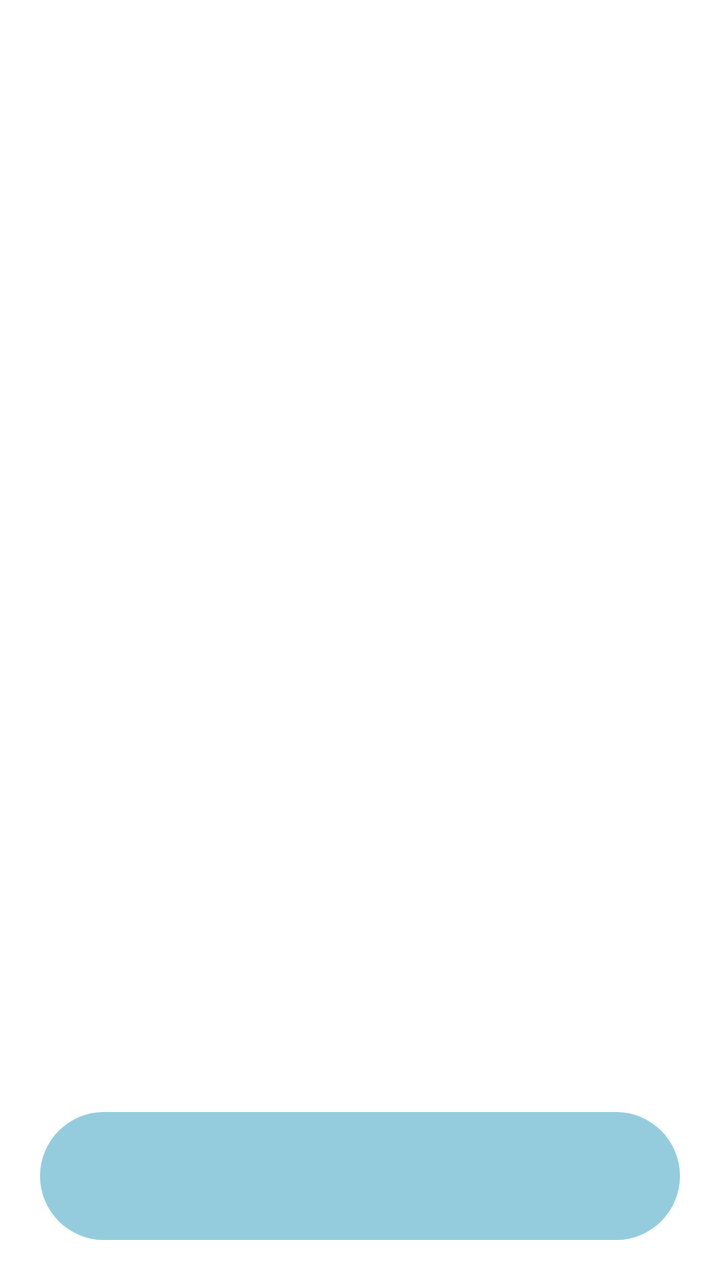
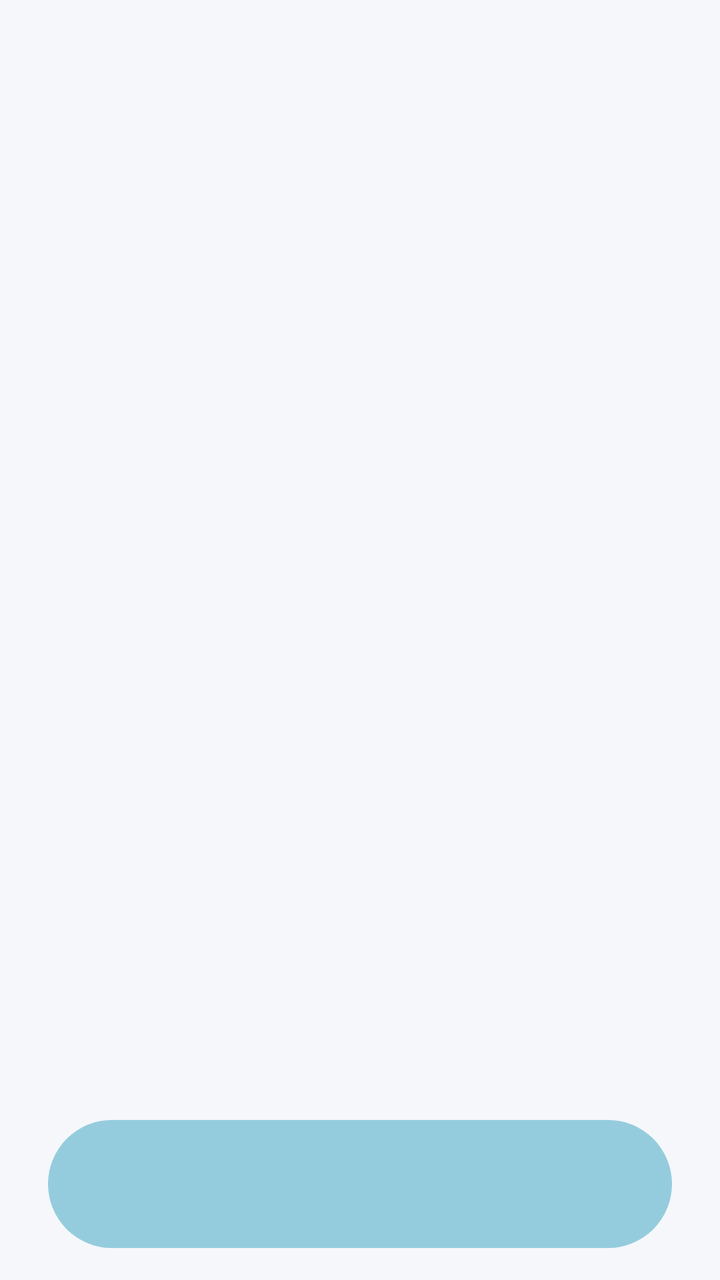

Compare the two renders of this Android layout. The source of the first and the diff that turns it into the second are given below.
<!-- AndroidManifest.xml: application theme Theme.UTSklp3Mobile -->
<!-- res/layout/activity_main.xml -->
<?xml version="1.0" encoding="utf-8"?>
<RelativeLayout xmlns:android="http://schemas.android.com/apk/res/android"
    xmlns:app="http://schemas.android.com/apk/res-auto"
    android:id="@+id/main"
    android:layout_width="match_parent"
    android:layout_height="match_parent"
    android:background="@color/white">

    
    <androidx.viewpager2.widget.ViewPager2
        android:id="@+id/viewPager"
        android:layout_width="match_parent"
        android:layout_height="match_parent"
        android:layout_above="@id/tabLayout" />

    
    <com.google.android.material.tabs.TabLayout
        android:id="@+id/tabLayout"
        android:layout_width="match_parent"
        android:layout_height="64dp"
        android:layout_alignParentBottom="true"
        android:layout_marginHorizontal="20dp"
        android:layout_marginBottom="20dp"
        android:padding="6dp"
        android:background="@drawable/bg_floating_nav"
        app:tabIndicatorHeight="0dp"
        app:tabBackground="@drawable/tab_item_selector"
        app:tabIconTint="@color/tab_icon_tint"
        app:tabGravity="fill"
        app:tabMode="fixed"
        app:tabRippleColor="@null" />

</RelativeLayout>
<!-- resources referenced by this layout -->
<resources>
  <color name="white">#FFFFFF</color>
  <!-- drawable bg_floating_nav (drawable) -->
  <?xml version="1.0" encoding="utf-8"?>
  <shape xmlns:android="http://schemas.android.com/apk/res/android"
      android:shape="rectangle">
      <solid android:color="#95CCDD" />
      <corners android:radius="36dp" />
  </shape>
  <!-- drawable tab_item_selector (drawable) -->
  <?xml version="1.0" encoding="utf-8"?>
  <selector xmlns:android="http://schemas.android.com/apk/res/android">
      <item android:state_selected="true" android:drawable="@drawable/selected_tab_circle" />
      <item android:drawable="@drawable/unselected_tab_circle" />
  </selector>
  <style name="Theme.UTSklp3Mobile" parent="Base.Theme.UTSklp3Mobile" />
  <!-- drawable selected_tab_circle (drawable) -->
  <?xml version="1.0" encoding="utf-8"?>
  <shape xmlns:android="http://schemas.android.com/apk/res/android"
      android:shape="oval">
      <solid android:color="#1A245A" />
  </shape>
  <!-- drawable unselected_tab_circle (drawable) -->
  <?xml version="1.0" encoding="utf-8"?>
  <shape xmlns:android="http://schemas.android.com/apk/res/android"
      android:shape="oval">
      <solid android:color="#20293681" />
  </shape>
  <style name="Base.Theme.UTSklp3Mobile" parent="Theme.Material3.DayNight.NoActionBar">
          
          <item name="colorPrimary">@color/primary</item>
          <item name="colorPrimaryDark">@color/primary_dark</item>
          <item name="colorSecondary">@color/secondary</item>
          <item name="android:statusBarColor">@color/primary</item>
          <item name="android:windowBackground">@color/background</item>
      </style>
  <color name="primary">#293681</color>
  <color name="primary_dark">#1A245A</color>
  <color name="secondary">#4274D9</color>
  <color name="background">#D0E7E6</color>
</resources>

<!-- the commit's change to res/layout/activity_main.xml (unified diff, before → after) -->
@@ -1,33 +1,41 @@
 <?xml version="1.0" encoding="utf-8"?>
-<RelativeLayout xmlns:android="http://schemas.android.com/apk/res/android"
+<androidx.constraintlayout.widget.ConstraintLayout xmlns:android="http://schemas.android.com/apk/res/android"
     xmlns:app="http://schemas.android.com/apk/res-auto"
     android:id="@+id/main"
     android:layout_width="match_parent"
     android:layout_height="match_parent"
-    android:background="@color/white">
+    android:background="#F5F7FB">
 
     
     <androidx.viewpager2.widget.ViewPager2
         android:id="@+id/viewPager"
-        android:layout_width="match_parent"
-        android:layout_height="match_parent"
-        android:layout_above="@id/tabLayout" />
+        android:layout_width="0dp"
+        android:layout_height="0dp"
+        app:layout_constraintTop_toTopOf="parent"
+        app:layout_constraintBottom_toTopOf="@id/tabLayout"
+        app:layout_constraintStart_toStartOf="parent"
+        app:layout_constraintEnd_toEndOf="parent" />
 
     
     <com.google.android.material.tabs.TabLayout
         android:id="@+id/tabLayout"
-        android:layout_width="match_parent"
+        android:layout_width="0dp"
         android:layout_height="64dp"
-        android:layout_alignParentBottom="true"
-        android:layout_marginHorizontal="20dp"
-        android:layout_marginBottom="20dp"
-        android:padding="6dp"
+        android:layout_marginHorizontal="24dp"
+        android:layout_marginBottom="16dp"
         android:background="@drawable/bg_floating_nav"
         app:tabIndicatorHeight="0dp"
-        app:tabBackground="@drawable/tab_item_selector"
-        app:tabIconTint="@color/tab_icon_tint"
+        app:tabBackground="@null"
         app:tabGravity="fill"
         app:tabMode="fixed"
-        app:tabRippleColor="@null" />
+        app:tabPadding="0dp"
+        app:tabPaddingStart="0dp"
+        app:tabPaddingEnd="0dp"
+        app:tabPaddingTop="0dp"
+        app:tabPaddingBottom="0dp"
+        app:tabRippleColor="@null"
+        app:layout_constraintBottom_toBottomOf="parent"
+        app:layout_constraintStart_toStartOf="parent"
+        app:layout_constraintEnd_toEndOf="parent" />
 
-</RelativeLayout>
+</androidx.constraintlayout.widget.ConstraintLayout>
<!-- resource entries referenced after the edit -->
@@ -1,6 +1,5 @@
 <!-- resources referenced by this layout -->
 <resources>
-  <color name="white">#FFFFFF</color>
   <!-- drawable bg_floating_nav (drawable) -->
   <?xml version="1.0" encoding="utf-8"?>
   <shape xmlns:android="http://schemas.android.com/apk/res/android"
@@ -8,25 +7,7 @@
       <solid android:color="#95CCDD" />
       <corners android:radius="36dp" />
   </shape>
-  <!-- drawable tab_item_selector (drawable) -->
-  <?xml version="1.0" encoding="utf-8"?>
-  <selector xmlns:android="http://schemas.android.com/apk/res/android">
-      <item android:state_selected="true" android:drawable="@drawable/selected_tab_circle" />
-      <item android:drawable="@drawable/unselected_tab_circle" />
-  </selector>
   <style name="Theme.UTSklp3Mobile" parent="Base.Theme.UTSklp3Mobile" />
-  <!-- drawable selected_tab_circle (drawable) -->
-  <?xml version="1.0" encoding="utf-8"?>
-  <shape xmlns:android="http://schemas.android.com/apk/res/android"
-      android:shape="oval">
-      <solid android:color="#1A245A" />
-  </shape>
-  <!-- drawable unselected_tab_circle (drawable) -->
-  <?xml version="1.0" encoding="utf-8"?>
-  <shape xmlns:android="http://schemas.android.com/apk/res/android"
-      android:shape="oval">
-      <solid android:color="#20293681" />
-  </shape>
   <style name="Base.Theme.UTSklp3Mobile" parent="Theme.Material3.DayNight.NoActionBar">
           
           <item name="colorPrimary">@color/primary</item>
